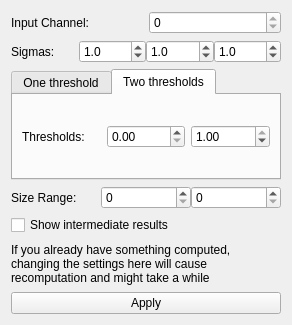
Above: ilastik/applets/thresholdTwoLevels/drawer.ui from ilastik/ilastik before the change. Below: the same form after it.
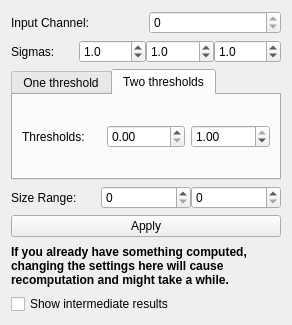
That is the form after the change.

Commit message: thresholding: reorder drawer

Patch:
```diff
--- a/ilastik/applets/thresholdTwoLevels/drawer.ui
+++ b/ilastik/applets/thresholdTwoLevels/drawer.ui
@@ -259,34 +259,40 @@
     </layout>
    </item>
    <item>
-    <widget class="QCheckBox" name="showDebugCheckbox">
+    <widget class="QPushButton" name="applyButton">
      <property name="toolTip">
       <string>&lt;html&gt;&lt;head/&gt;&lt;body&gt;&lt;p&gt;Show intermediate computation results, such as the segmented objects after thresholding, but before size filter.&lt;/p&gt;&lt;/body&gt;&lt;/html&gt;</string>
      </property>
      <property name="text">
-      <string>Show intermediate results</string>
+      <string>Apply</string>
      </property>
     </widget>
    </item>
    <item>
     <widget class="QLabel" name="label_4">
+     <property name="font">
+      <font>
+       <weight>75</weight>
+       <bold>true</bold>
+      </font>
+     </property>
      <property name="toolTip">
       <string>&lt;html&gt;&lt;head/&gt;&lt;body&gt;&lt;p&gt;The reason for the recomputation is that objects change shape if you change the settings of this applet. The object features have to be recalculated accordingly. Besides, if you have already annotated objects in one of the downstream applets, their labels have to be transfered to the new objects.&lt;/p&gt;&lt;/body&gt;&lt;/html&gt;</string>
      </property>
      <property name="text">
       <string>If you already have something computed,
 changing the settings here will cause
-recomputation and might take a while </string>
+recomputation and might take a while.</string>
      </property>
     </widget>
    </item>
    <item>
-    <widget class="QPushButton" name="applyButton">
+    <widget class="QCheckBox" name="showDebugCheckbox">
      <property name="toolTip">
       <string>&lt;html&gt;&lt;head/&gt;&lt;body&gt;&lt;p&gt;Apply all the settings and compute results. If you want to see the final filtering results, don't forget to enable the &lt;span style=&quot; font-weight:600;&quot;&gt;&amp;quot;Final output&amp;quot;&lt;/span&gt; layer in the layer selection widget.&lt;/p&gt;&lt;/body&gt;&lt;/html&gt;</string>
      </property>
      <property name="text">
-      <string>Apply</string>
+      <string>Show intermediate results</string>
      </property>
     </widget>
    </item>
```
Left out of the diff: 21 changed lines with no effect on the pictures.
